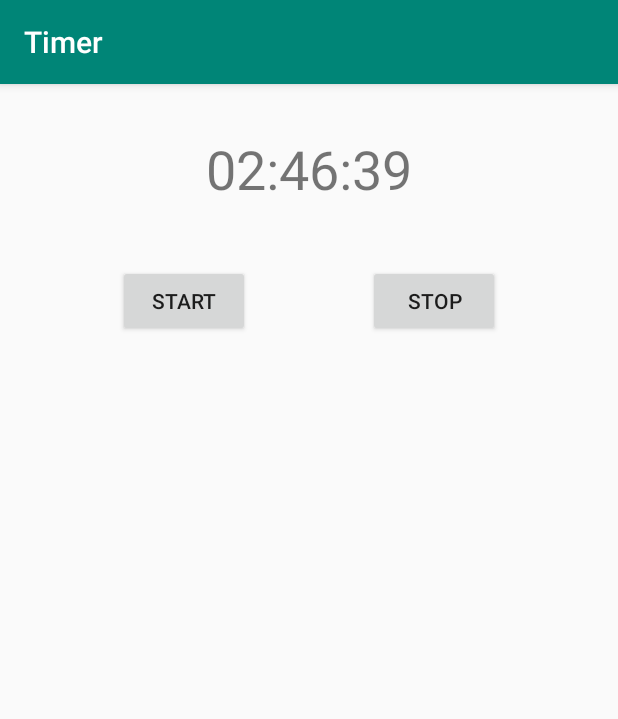
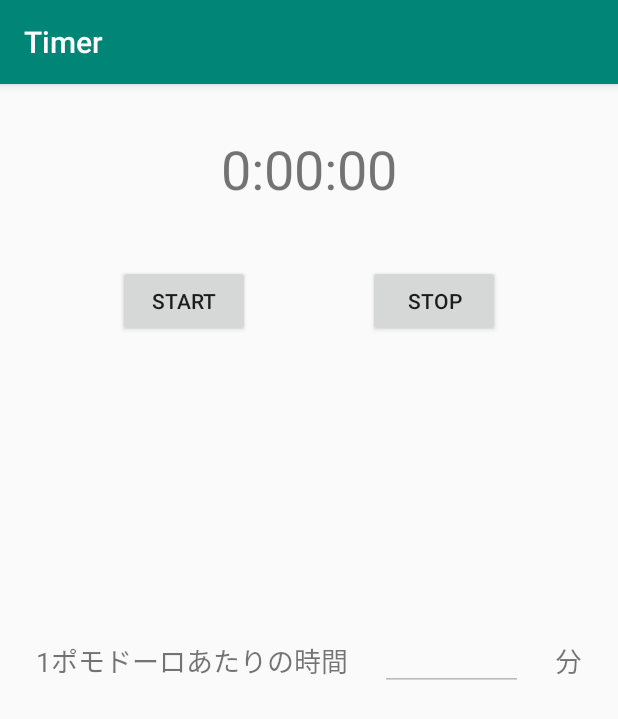
Before and after one commit to aqla114/android_timer, an Android app: the screen it shows after launch (MainActivity), after a tap on "START", on a phone screen of 412 x 824 dp. Shown: the top 719 px of the screen. Run offline under Robolectric (Android 15) with nearby library versions, the phone set to English and light mode, and no system bars.

Commit message:
Timerの時間を入力できるようにした

```diff
--- a/app/src/main/java/com/example/timer/MainActivity.kt
+++ b/app/src/main/java/com/example/timer/MainActivity.kt
@@ -2,49 +2,61 @@ package com.example.timer
 
 import androidx.appcompat.app.AppCompatActivity
 import android.os.Bundle
-import android.os.CountDownTimer
+import android.text.Editable
+import android.text.TextWatcher
 import android.view.View
+import android.widget.EditText
 import android.widget.TextView
 
 const val EXTRA_MESSAGE = "com.example.timer.MESSAGE"
 
+const val COUNTDOWN_INTERVAL: Long = 1000
+
 class MainActivity : AppCompatActivity() {
-    private val timer = Timer(10000000, 1000)
-    private lateinit var textTimer: TextView
+    private lateinit var timerText: TextView
+    private lateinit var taskMinutesInput: EditText
+    private lateinit var timer: Timer
 
     override fun onCreate(savedInstanceState: Bundle?) {
         super.onCreate(savedInstanceState)
         setContentView(R.layout.activity_main)
 
-        textTimer = findViewById<TextView>(R.id.timer_text)
+        timerText = findViewById(R.id.timer_text)
+        taskMinutesInput = findViewById(R.id.task_minutes_text_edit)
+        taskMinutesInput.addTextChangedListener(MyTextWatcher(timerText))
     }
 
-    fun start(view: View) {
-        timer.initTimer(textTimer)
+    fun start(button: View) {
+        val minutes = (taskMinutesInput.text.toString().toLongOrNull() ?: 0) * 60 * 1000
+        timer = Timer(minutes, COUNTDOWN_INTERVAL, ::tick, ::finishTimer)
+        timer.start()
+        taskMinutesInput.setEnabled(false)
     }
 
-    fun stop(view: View) {
+    fun stop(button: View) {
         timer.cancel()
+        taskMinutesInput.setEnabled(true)
+    }
+
+    fun tick(millisec: Long) {
+        println(millisec)
+        timerText.setText(formatMillisecToTime(millisec))
+    }
+
+    fun finishTimer() {
+        println("finish")
     }
 }
 
-class Timer(millisInFuture: Long, countDownInterval: Long): CountDownTimer(millisInFuture, countDownInterval) {
-    private lateinit var textTimer: TextView
+class MyTextWatcher(textView: TextView): TextWatcher {
+    private val textView = textView
 
-    public fun initTimer(textView: TextView) {
-        textTimer = textView
-        this.start()
+    override fun afterTextChanged(s: Editable) {
+        val millisec = (s.toString().toLongOrNull() ?: 0) * 60 * 1000
+        textView.setText(formatMillisecToTime(millisec))
     }
 
-    override fun onTick(millisUntilFinished: Long) {
-        val secUntilFinished = millisUntilFinished / 1000
-        val h = secUntilFinished / 3600
-        val m = (secUntilFinished % 3600) / 60
-        val s = secUntilFinished % 60
-        textTimer.setText("%02d:%02d:%02d".format(h, m, s))
-    }
+    override fun beforeTextChanged(s: CharSequence?, start: Int, count: Int, after: Int) {}
 
-    override fun onFinish() {
-        println("finish")
-    }
+    override fun onTextChanged(s: CharSequence?, start: Int, before: Int, count: Int) {}
 }
--- /dev/null
+++ b/app/src/main/java/com/example/timer/Timer.kt
@@ -0,0 +1,30 @@
+package com.example.timer
+
+import android.os.CountDownTimer
+
+class Timer: CountDownTimer {
+    private val tick: (millisUntilFinished: Long) -> Unit
+    private val finish: () -> Unit
+
+    constructor(millisInFuture: Long, countDownInterval: Long, tickCallback: (millisUntilFinished: Long) -> Unit, finishCallback: () -> Unit): super(millisInFuture, countDownInterval) {
+        tick = tickCallback
+        finish = finishCallback
+    }
+
+    override fun onTick(millisUntilFinished: Long) {
+        tick(millisUntilFinished)
+    }
+
+    override fun onFinish() {
+        finish()
+    }
+}
+
+
+fun formatMillisecToTime(millisec: Long): String {
+    val secUntilFinished = millisec / 1000
+    val h = secUntilFinished / 3600
+    val m = (secUntilFinished % 3600) / 60
+    val s = secUntilFinished % 60
+    return "%02d:%02d:%02d".format(h, m, s)
+}
--- a/app/src/main/res/layout/activity_main.xml
+++ b/app/src/main/res/layout/activity_main.xml
@@ -41,4 +41,39 @@
         app:layout_constraintStart_toEndOf="@+id/start_button"
         app:layout_constraintTop_toBottomOf="@+id/timer_text" />
 
+    <TextView
+        android:id="@+id/taskMinuteLabel1"
+        android:layout_width="wrap_content"
+        android:layout_height="wrap_content"
+        android:layout_marginStart="24dp"
+        android:layout_marginLeft="24dp"
+        android:text="@string/task_minute_label"
+        android:textSize="18sp"
+        app:layout_constraintBottom_toBottomOf="@+id/task_minutes_text_edit"
+        app:layout_constraintStart_toStartOf="parent"
+        app:layout_constraintTop_toTopOf="@+id/task_minutes_text_edit" />
+
+    <TextView
+        android:id="@+id/taskMinuteLabel2"
+        android:layout_width="wrap_content"
+        android:layout_height="wrap_content"
+        android:layout_marginEnd="24dp"
+        android:layout_marginRight="24dp"
+        android:text="@string/minute_label"
+        android:textSize="18sp"
+        app:layout_constraintBottom_toBottomOf="@+id/task_minutes_text_edit"
+        app:layout_constraintEnd_toEndOf="parent"
+        app:layout_constraintTop_toTopOf="@+id/task_minutes_text_edit" />
+
+    <EditText
+        android:id="@+id/task_minutes_text_edit"
+        android:layout_width="95dp"
+        android:layout_height="41dp"
+        android:ems="10"
+        android:inputType="number"
+        app:layout_constraintBottom_toBottomOf="parent"
+        app:layout_constraintEnd_toStartOf="@+id/taskMinuteLabel2"
+        app:layout_constraintStart_toEndOf="@+id/taskMinuteLabel1"
+        app:layout_constraintTop_toTopOf="parent" />
+
 </androidx.constraintlayout.widget.ConstraintLayout>
--- a/app/src/main/res/values/strings.xml
+++ b/app/src/main/res/values/strings.xml
@@ -3,4 +3,6 @@
     <string name="timer_displayer">0:00:00</string>
     <string name="start_button">START</string>
     <string name="stop_button">STOP</string>
+    <string name="task_minute_label">1ポモドーロあたりの時間</string>
+    <string name="minute_label">分</string>
 </resources>
```
